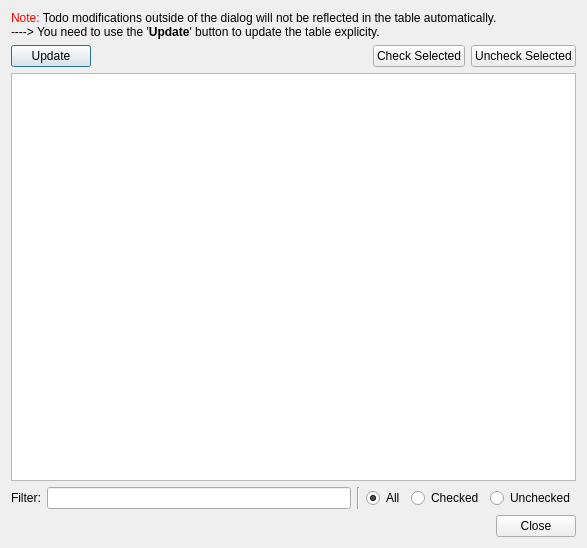
Above: neurolabi/gui/dialogs/flyemtododialog.ui from janelia-flyem/NeuTu before the change. Below: the same form after it.
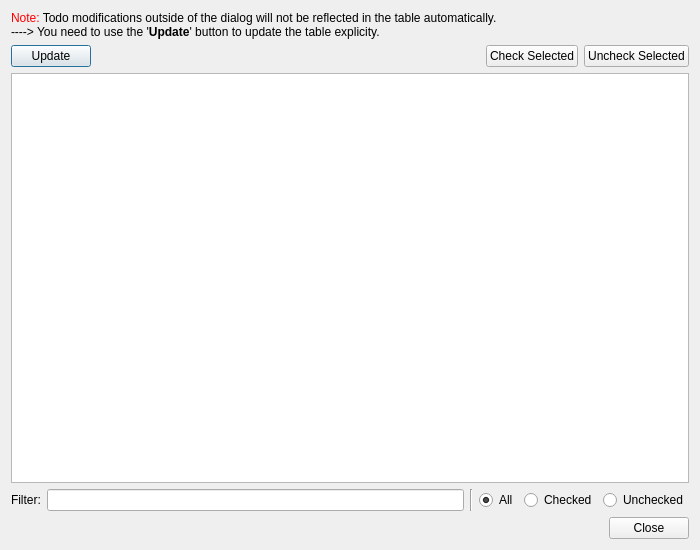
That is the form after the change. Custom widgets are drawn as their Qt base class.

Commit message: better handling of column width in to do table

```diff
--- a/neurolabi/gui/dialogs/flyemtododialog.ui
+++ b/neurolabi/gui/dialogs/flyemtododialog.ui
@@ -6,8 +6,8 @@
    <rect>
     <x>0</x>
     <y>0</y>
-    <width>587</width>
-    <height>548</height>
+    <width>700</width>
+    <height>550</height>
    </rect>
   </property>
   <property name="windowTitle">
```
The commit also changes 3 other files.
